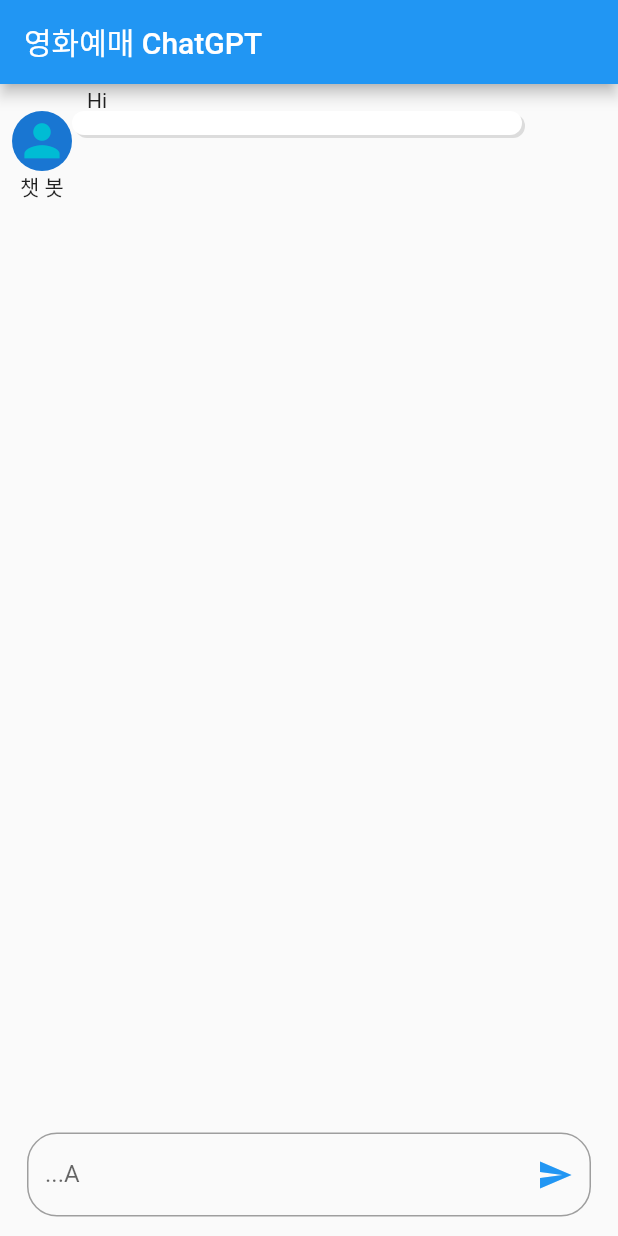
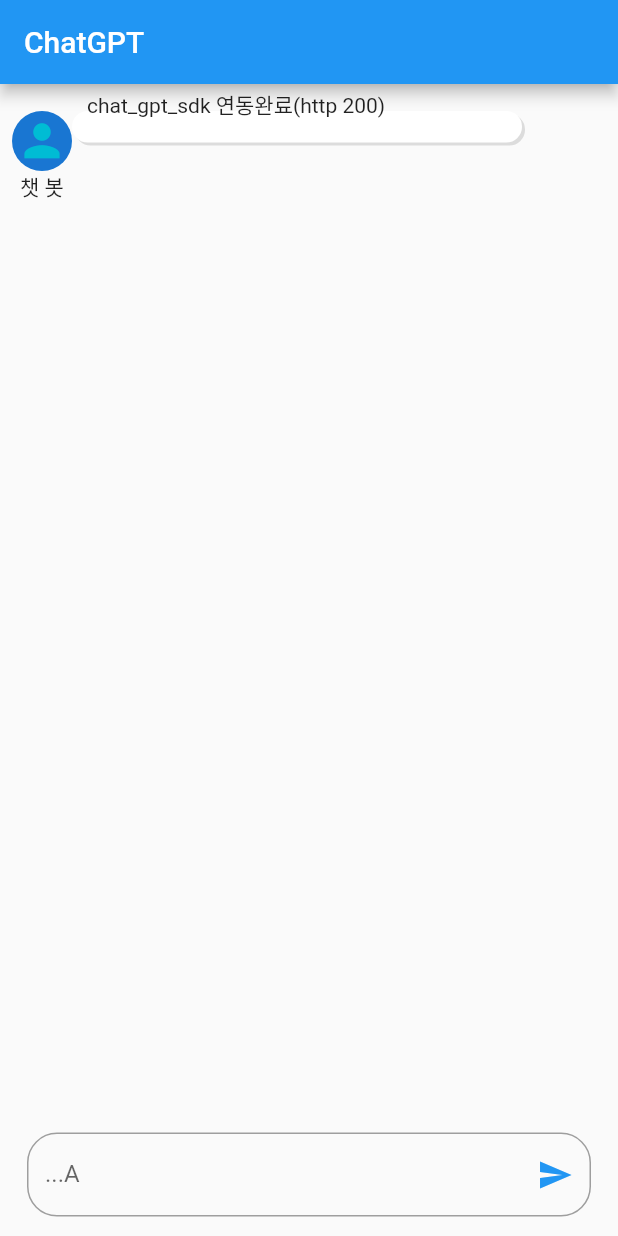
Before and after one commit to DhongGyuOh/flutter_application_chatbotgpt, a Flutter app: the screen it shows after launch, on a phone screen of 412 x 824 dp. Run offline on Flutter 3.47's test engine with Material 2 defaults, Android fonts, the phone set to English and light mode, and no system bars; missing offline and left inert: chat_gpt_sdk.

Commit message:
블로그 작성완료

```diff
--- a/lib/main.dart
+++ b/lib/main.dart
@@ -4,7 +4,9 @@
 import 'package:flutter/material.dart';
 import 'package:flutter_application_chatbotgpt/models/message_model.dart';
 
-final List<MessageModel> _messages = [MessageModel(true, 'Hi')];
+final List<MessageModel> _messages = [
+  MessageModel(true, 'chat_gpt_sdk 연동완료(http 200)')
+];
 UnmodifiableListView<MessageModel> messages = UnmodifiableListView(_messages);
 final txtMessage = TextEditingController();
 void main() {
@@ -20,7 +22,7 @@
 
 class _MyAppState extends State<MyApp> {
   final openAI = OpenAI.instance.build(
-      token: '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',
+      token: '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',
       baseOption: HttpSetup(receiveTimeout: const Duration(seconds: 100)),
       isLog: true);
 
@@ -45,21 +47,11 @@
   }
 
   @override
-  void initState() {
-    super.initState();
-  }
-
-  @override
-  void dispose() {
-    super.dispose();
-  }
-
-  @override
   Widget build(BuildContext context) {
     return MaterialApp(
       home: Scaffold(
         appBar: AppBar(
-          title: const Text('영화예매 ChatGPT'),
+          title: const Text('ChatGPT'),
         ),
         body: Padding(
           padding: const EdgeInsets.all(8.0),
```
